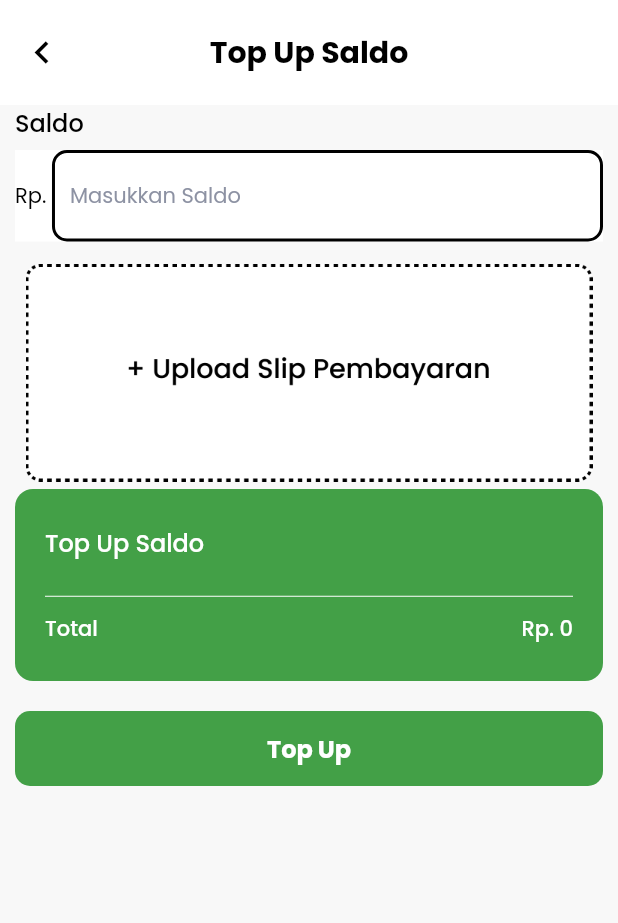
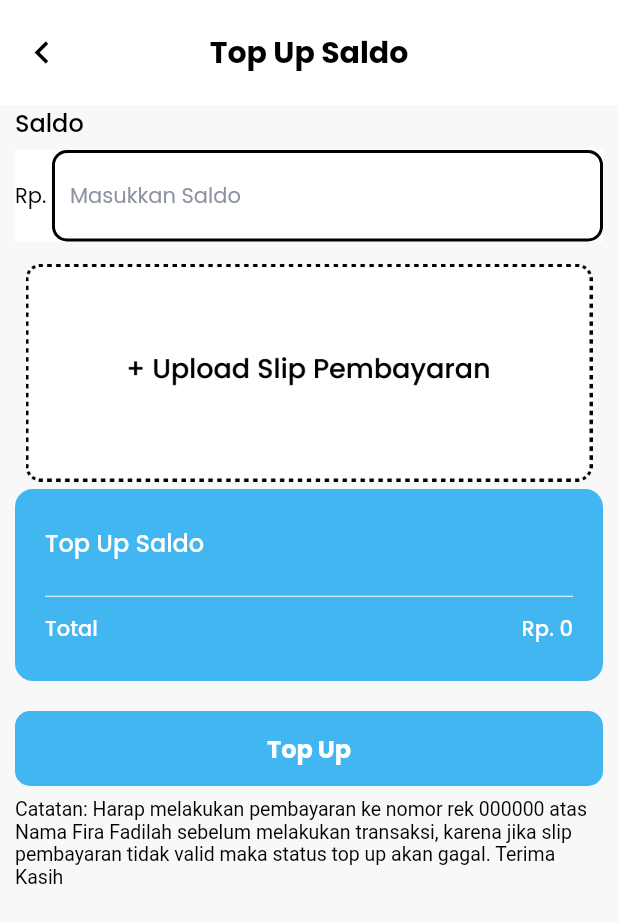
Before and after one commit to ahlulmukh/flutter_wisata, a Flutter app: the SaldoPage screen opened by its route, on a phone screen of 412 x 824 dp. Shown: the top 923 px of the screen. Run offline on Flutter 3.47's test engine with Material 2 defaults, Android fonts, the light colour scheme and no system bars; our stand-ins replace badges, cached_network_image, carousel_slider, dio, dropdown_search, flutter_svg and 9 more; missing offline and left inert: images_picker, scan; accounts and stored records are empty; network calls fail; statements that could not run were skipped.

Commit message:
change front end

```diff
--- a/lib/page/sign_in_page.dart
+++ b/lib/page/sign_in_page.dart
@@ -77,7 +77,7 @@ class _SignInPageState extends State<SignInPage> {
       return Container(
         margin: const EdgeInsets.only(bottom: 20),
         child: Text(
-          'MARKETTANI',
+          'TRAVELIO',
           style: whiteTextStyle.copyWith(
               fontSize: 40, letterSpacing: 8.2, fontWeight: bold),
         ),
--- a/lib/page/sign_up_page.dart
+++ b/lib/page/sign_up_page.dart
@@ -78,7 +78,7 @@ class _SignUpPageState extends State<SignUpPage> {
       return Container(
         margin: const EdgeInsets.only(bottom: 20),
         child: Text(
-          'MARKETTANI',
+          'TRAVELIO',
           style: whiteTextStyle.copyWith(
               fontSize: 36, letterSpacing: 7.2, fontWeight: bold),
         ),
--- a/lib/page/store_information_page.dart
+++ b/lib/page/store_information_page.dart
@@ -42,7 +42,7 @@ class StoreInformationPage extends StatelessWidget {
               height: 100,
             ),
             Text(
-              'MARKETTANI',
+              'TRAVELIO',
               style: greenTextStyle.copyWith(
                   fontSize: 30, letterSpacing: 7.2, fontWeight: bold),
             ),
--- a/lib/page/toup_saldo_page.dart
+++ b/lib/page/toup_saldo_page.dart
@@ -267,12 +267,25 @@ class _SaldoPagePageState extends State<SaldoPage> {
 
     Widget submitCheckout() {
       return Container(
-          margin: const EdgeInsets.symmetric(vertical: 10),
-          padding: EdgeInsets.symmetric(horizontal: defaultRadius),
-          child: CustomButton(
-            title: 'Top Up',
-            onPressed: handleCheckout,
-          ));
+        margin: const EdgeInsets.symmetric(vertical: 10),
+        padding: EdgeInsets.symmetric(horizontal: defaultRadius),
+        child: Column(
+          children: [
+            CustomButton(
+              title: 'Top Up',
+              onPressed: handleCheckout,
+            ),
+            const SizedBox(height: 8), // Jarak antara tombol dan teks catatan
+            const Text(
+              'Catatan: Harap melakukan pembayaran ke nomor rek 000000 atas Nama Fira Fadilah sebelum melakukan transaksi, karena jika slip pembayaran tidak valid maka status top up akan gagal. Terima Kasih',
+              style: TextStyle(
+                color: Colors.black,
+                fontSize: 13,
+              ),
+            ),
+          ],
+        ),
+      );
     }
 
     return Scaffold(
--- a/lib/services/service.dart
+++ b/lib/services/service.dart
@@ -1,5 +1,5 @@
 class Service {
-  static const String apiUrl = 'https://2374-180-241-47-248.ngrok-free.app/api';
+  static const String apiUrl = 'http://157.230.39.76:8080/api';
   static const String urlImage =
-      'https://2374-180-241-47-248.ngrok-free.app/storage';
+      'http://157.230.39.76:8080/storage';
 }
```
Also changed, not shown: lib/page/using_guide_app_page.dart (+3 -18 lines), lib/theme.dart (+6 -6 lines), assets/icon_leaf.png, assets/images/home.png, assets/logo.png, 6 other files.
